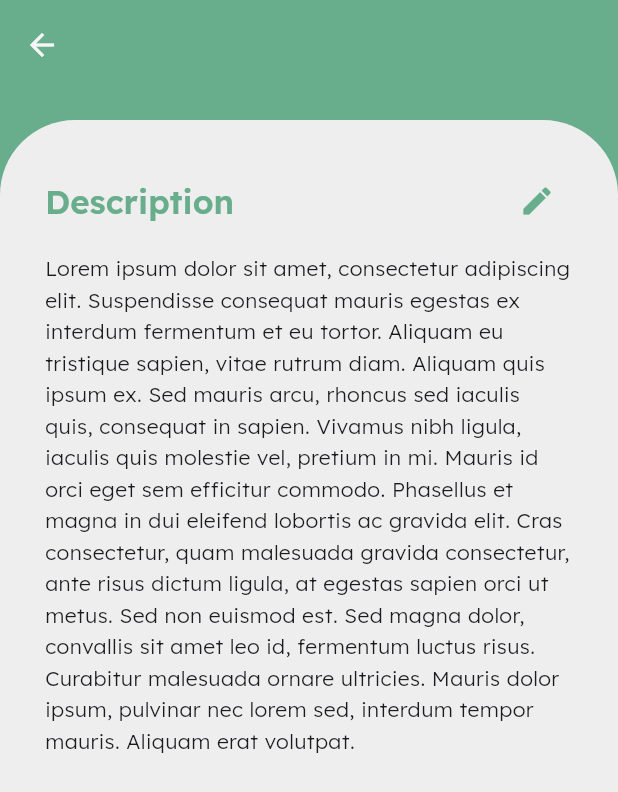
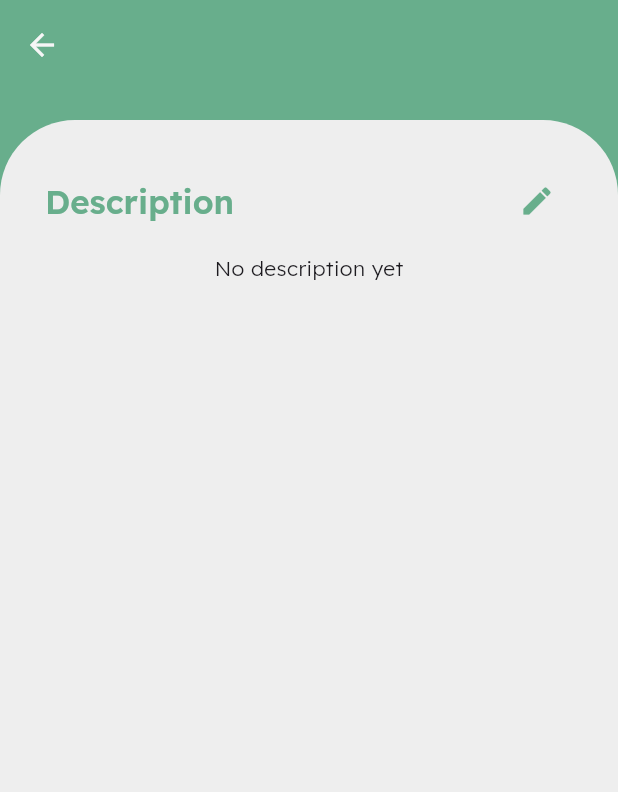
Before and after one commit to nonsomroop/sarnfan-flutter, a Flutter app: the MyDescriptionPage screen opened by its route, on a phone screen of 412 x 824 dp. Shown: the top 792 px of the screen. Run offline on Flutter 3.47's test engine with Material 3 defaults, Android fonts, the phone set to English and light mode, and no system bars; our stand-ins replace flutter_dotenv, flutter_map, flutter_secure_storage, go_router, google_fonts, latlong2 and 1 more; accounts and stored records are empty.

Commit message:
[update] integrate my description

```diff
--- a/sarnfan/lib/providers/app_provider.dart
+++ b/sarnfan/lib/providers/app_provider.dart
@@ -10,6 +10,7 @@ class AppProvider extends ChangeNotifier {
   String? _phone;
   String? _social;
   // String? _location;
+  String? _description;
   double? _latitude;
   double? _longitude;
   bool _isLoggedIn = false;
@@ -19,6 +20,7 @@ class AppProvider extends ChangeNotifier {
   String? get type => _type;
   String? get phone => _phone;
   String? get social => _social;
+  String? get description => _description;
   // String? get location => _location;
   double? get latitude => _latitude;
   double? get longitude => _longitude;
@@ -37,9 +39,11 @@ class AppProvider extends ChangeNotifier {
           _type = userData["type"];
           _phone = userData["phone"];
           _social = userData["social"];
+
           // _location = userData["location"];
           _latitude = userData["latitude"];
           _longitude = userData["longitude"];
+          _description = userData["description"];
           notifyListeners();
         } else {
           print("Failed to fetch user data: ${response.statusCode}");
@@ -60,6 +64,7 @@ class AppProvider extends ChangeNotifier {
     _latitude = null;
     _longitude = null;
     _isLoggedIn = false;
+    _description = null;
 
     await ApiService.deleteToken();
     notifyListeners();
--- a/sarnfan/lib/screens/profile/my_description.dart
+++ b/sarnfan/lib/screens/profile/my_description.dart
@@ -1,5 +1,7 @@
 import 'package:flutter/material.dart';
 import 'package:go_router/go_router.dart';
+import 'package:provider/provider.dart';
+import 'package:sarnfan/providers/app_provider.dart';
 import 'package:sarnfan/themes/color_theme.dart';
 import 'package:sarnfan/widgets/white_surface.dart';
 
@@ -8,6 +10,8 @@ class MyDescriptionPage extends StatelessWidget {
 
   @override
   Widget build(BuildContext context) {
+    final appProvider = Provider.of<AppProvider>(context);
+
     return Scaffold(
       appBar: AppBar(
         leading: IconButton(
@@ -56,7 +60,7 @@ class MyDescriptionPage extends StatelessWidget {
                   Padding(
                     padding: const EdgeInsets.only(left: 30, right: 30),
                     child: Text(
-                        "Lorem ipsum dolor sit amet, consectetur adipiscing elit. Suspendisse consequat mauris egestas ex interdum fermentum et eu tortor. Aliquam eu tristique sapien, vitae rutrum diam. Aliquam quis ipsum ex. Sed mauris arcu, rhoncus sed iaculis quis, consequat in sapien. Vivamus nibh ligula, iaculis quis molestie vel, pretium in mi. Mauris id orci eget sem efficitur commodo. Phasellus et magna in dui eleifend lobortis ac gravida elit. Cras consectetur, quam malesuada gravida consectetur, ante risus dictum ligula, at egestas sapien orci ut metus. Sed non euismod est. Sed magna dolor, convallis sit amet leo id, fermentum luctus risus. Curabitur malesuada ornare ultricies. Mauris dolor ipsum, pulvinar nec lorem sed, interdum tempor mauris. Aliquam erat volutpat.",
+                        appProvider.description ?? "No description yet",
                         style: Theme.of(context).textTheme.bodyMedium),
                   )
                 ],
```
